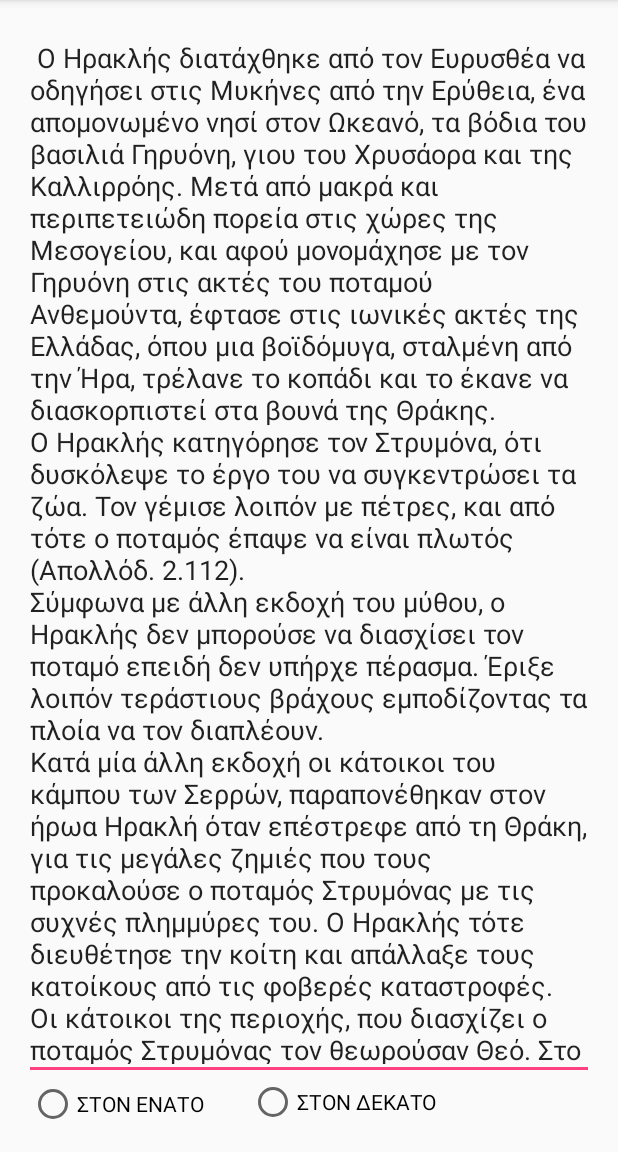
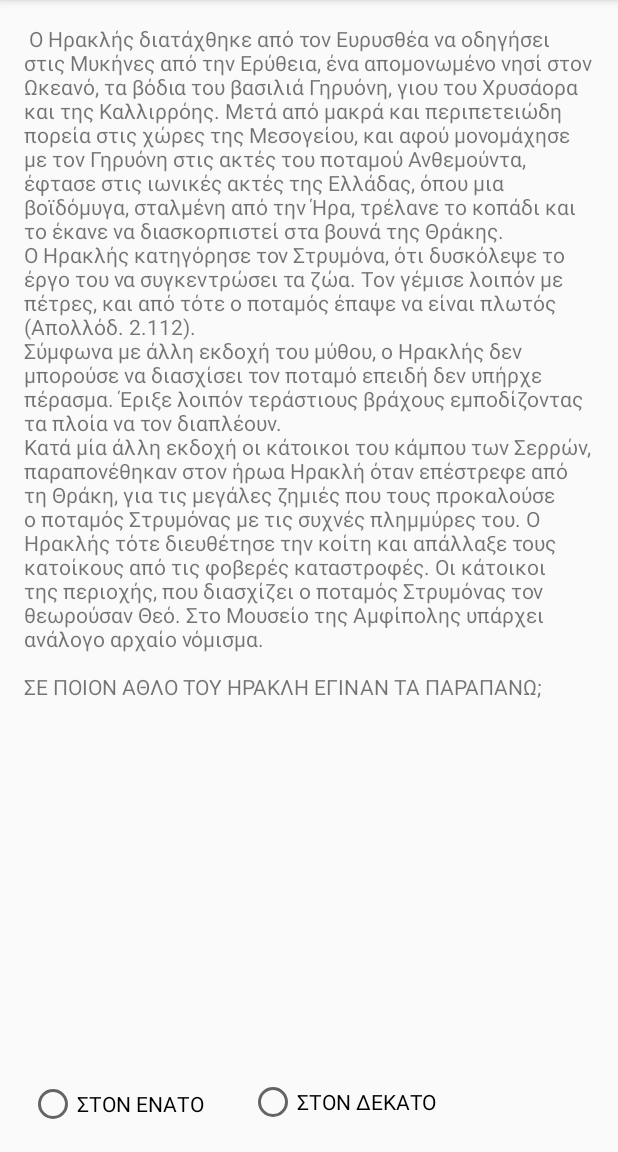
Before and after one commit to vnaskos/lajarus, an Android app: the QuestActivity screen opened directly, with no data from a screen before it, on a phone screen of 412 x 824 dp, the part 84-1236 px from its top. Run offline under Robolectric (Android 15) with nearby library versions, the phone set to English and light mode, and no system bars.

Commit message:
Minor changes on android client

```diff
--- a/android-client/app/src/main/java/com/bugbusters/lajarus/MapActivity.java
+++ b/android-client/app/src/main/java/com/bugbusters/lajarus/MapActivity.java
@@ -357,7 +357,7 @@ public class MapActivity extends FragmentActivity implements OnMapReadyCallback,
                     MarkerOptions markerOptions = new MarkerOptions();
                     markerOptions.position(nearbyPlayers.get(name));
                     markerOptions.title("Player: " + name);
-                    markerOptions.icon(BitmapDescriptorFactory.fromResource(R.raw.player_marker));
+                    markerOptions.icon(BitmapDescriptorFactory.fromResource(R.drawable.barbarian));
                     Marker m = mGoogleMap.addMarker(markerOptions);
                     playerMarkers.put(name, m);
                 }
--- a/android-client/app/src/main/java/com/bugbusters/lajarus/QuestActivity.java
+++ b/android-client/app/src/main/java/com/bugbusters/lajarus/QuestActivity.java
@@ -7,6 +7,7 @@ import android.os.Bundle;
 import android.view.View;
 import android.widget.EditText;
 import android.widget.RadioButton;
+import android.widget.TextView;
 import android.widget.Toast;
 
 public class QuestActivity extends AppCompatActivity {
@@ -51,7 +52,7 @@ public class QuestActivity extends AppCompatActivity {
     protected void onCreate(Bundle savedInstanceState) {
         super.onCreate(savedInstanceState);
         setContentView(R.layout.activity_quest);
-        EditText editText =(EditText)findViewById(R.id.editText2);
+        TextView editText =(TextView)findViewById(R.id.editText2);
         editText.setText(" O Ηρακλής διατάχθηκε από τον Ευρυσθέα να οδηγήσει στις Μυκήνες από την Ερύθεια, ένα απομονωμένο νησί στον Ωκεανό, τα βόδια του βασιλιά Γηρυόνη, γιου του Χρυσάορα και της Καλλιρρόης. Μετά από μακρά και περιπετειώδη πορεία στις χώρες της Μεσογείου, και αφού μονομάχησε με τον Γηρυόνη στις ακτές του ποταμού Ανθεμούντα, έφτασε στις ιωνικές ακτές της Ελλάδας, όπου μια βοϊδόμυγα, σταλμένη από την Ήρα, τρέλανε το κοπάδι και το έκανε να διασκορπιστεί στα βουνά της Θράκης.\n" +
                 "Ο Ηρακλής κατηγόρησε τον Στρυμόνα, ότι δυσκόλεψε το έργο του να συγκεντρώσει τα ζώα. Τον γέμισε λοιπόν με πέτρες, και από τότε ο ποταμός έπαψε να είναι πλωτός (Απολλόδ. 2.112).\n" +
                 "Σύμφωνα με άλλη εκδοχή του μύθου, ο Ηρακλής δεν μπορούσε να διασχίσει τον ποταμό επειδή δεν υπήρχε πέρασμα. Έριξε λοιπόν τεράστιους βράχους εμποδίζοντας τα πλοία να τον διαπλέουν.\n" +
--- a/android-client/app/src/main/java/com/bugbusters/lajarus/util/Config.java
+++ b/android-client/app/src/main/java/com/bugbusters/lajarus/util/Config.java
@@ -6,10 +6,10 @@ package com.bugbusters.lajarus.util;
 
 public class Config {
 
-    private static final String BASE_URL = "155.254.33.123";
+    private static final String BASE_URL = "192.168.1.3";
     private static final String APPLICATION_PATH = "/";
-    private static final String WEBSOCKET_PORT = ":8081";
-    private static final String HTTP_PORT = ":8081";
+    private static final String WEBSOCKET_PORT = ":8080";
+    private static final String HTTP_PORT = ":8080";
 
     public static String getHttpURL() {
         return "http://"
--- a/android-client/app/src/main/res/layout/activity_quest.xml
+++ b/android-client/app/src/main/res/layout/activity_quest.xml
@@ -10,16 +10,19 @@
     android:paddingTop="@dimen/activity_vertical_margin"
     tools:context="com.bugbusters.lajarus.QuestActivity">
 
-    <EditText
+    <ScrollView
         android:layout_width="match_parent"
-        android:layout_height="match_parent"
-        android:inputType="textMultiLine"
-        android:ems="10"
-        android:id="@+id/editText2"
-        android:layout_alignParentLeft="true"
-        android:layout_alignParentStart="true"
-        android:layout_alignParentTop="true"
-        android:layout_above="@+id/radioGroup" />
+        android:layout_height="wrap_content"
+        android:scrollbars="vertical"
+        android:layout_above="@+id/radioGroup"
+        android:layout_alignParentTop="true">
+        <TextView
+            android:layout_width="fill_parent"
+            android:layout_height="fill_parent"
+            android:layout_weight="1.0"
+            android:ems="10"
+            android:id="@+id/editText2"/>
+    </ScrollView>
 
     <RadioGroup
         android:layout_width="match_parent"
--- a/android-client/build.gradle
+++ b/android-client/build.gradle
@@ -5,7 +5,7 @@ buildscript {
         jcenter()
     }
     dependencies {
-        classpath 'com.android.tools.build:gradle:2.2.2'
+        classpath 'com.android.tools.build:gradle:2.2.3'
 
         // NOTE: Do not place your application dependencies here; they belong
         // in the individual module build.gradle files
```
Also changed, not shown: android-client/app/src/main/res/layout/activity_first.xml (+10 -9 lines), android-client/app/src/main/res/layout/activity_login.xml (+11 -15 lines), android-client/app/src/main/res/layout/activity_register.xml (+41 -72 lines), android-client/app/src/main/res/layout/activity_third.xml (+15 -8 lines), android-client/app/src/main/res/drawable/barbarian.jpg (added), android-client/app/src/main/res/drawable/paladin_male.jpg (added), android-client/app/src/main/res/drawable/profile_back.jpg (added).
